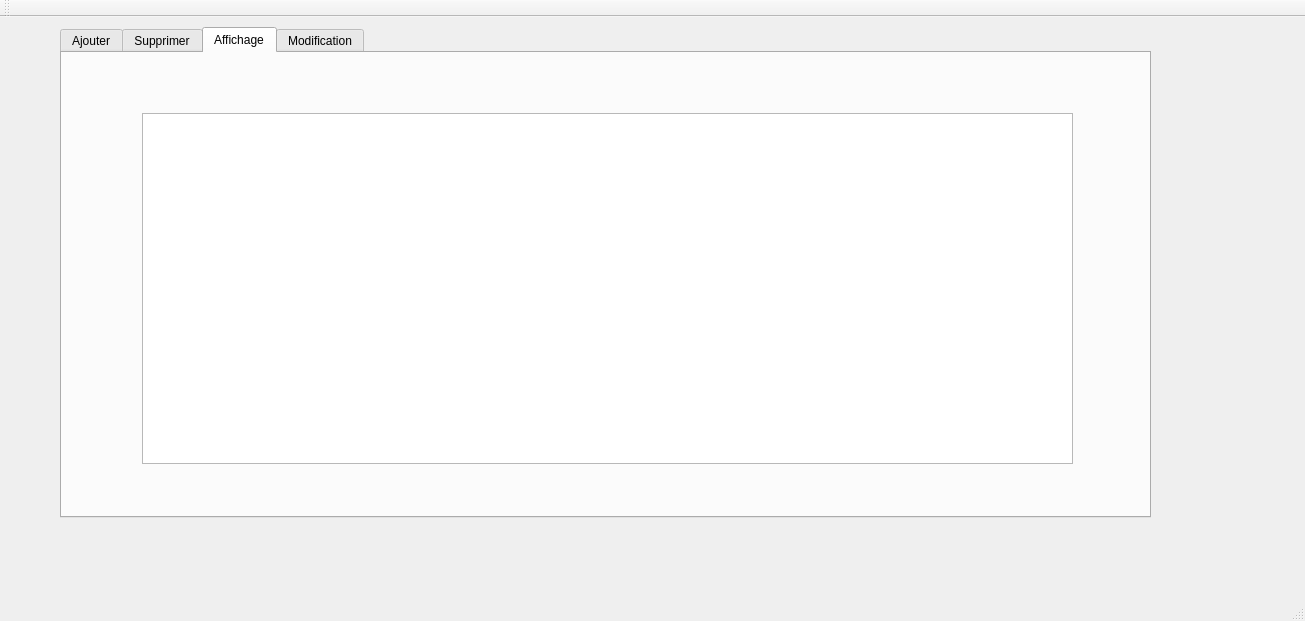
Old version of the form mainwindow.ui in the repository ProjetCPlusPlus2A41/projetcpp2a41-classroom-2a41-innostay.
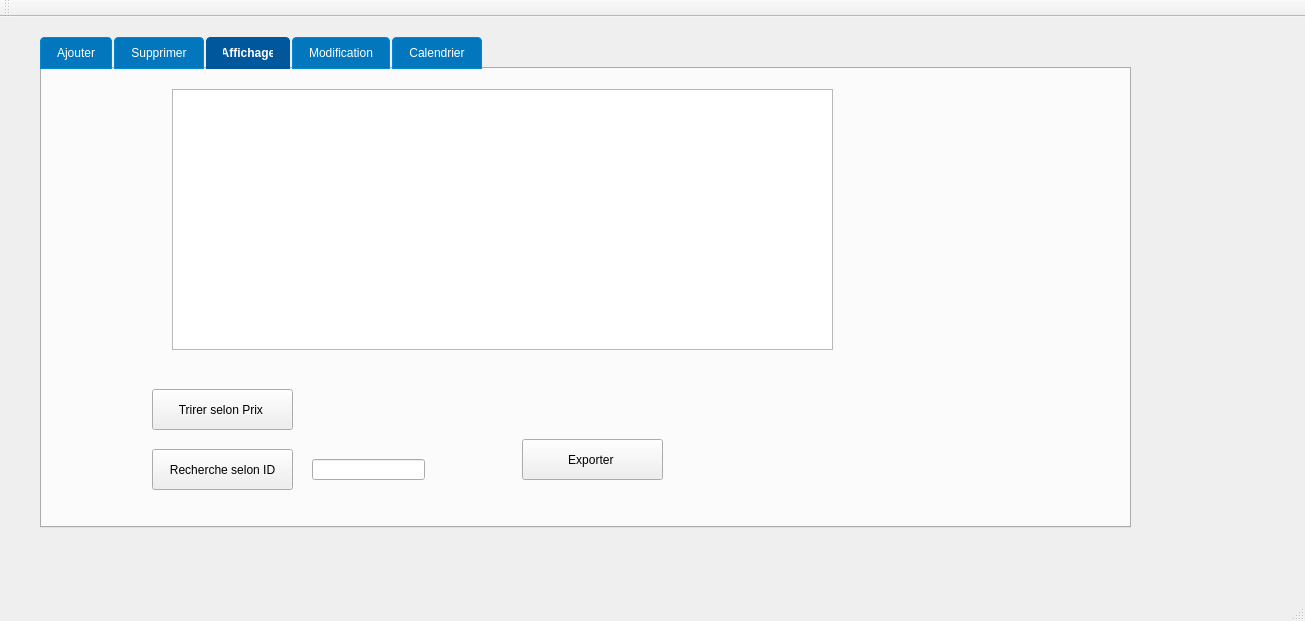
New version of the form. The open tabs and pages were chosen to show the change.

```diff
--- a/mainwindow.ui
+++ b/mainwindow.ui
@@ -20,14 +20,72 @@
    <widget class="QTabWidget" name="tabWidget">
     <property name="geometry">
      <rect>
-      <x>60</x>
-      <y>10</y>
+      <x>40</x>
+      <y>20</y>
       <width>1091</width>
       <height>491</height>
      </rect>
     </property>
     <property name="styleSheet">
-     <string notr="true"/>
+     <string notr="true">
+QTableWidget {
+    background-color: #e0f2ff;  /* Couleur de fond bleu clair */
+    alternate-background-color: #b3e5fc;  /* Couleur d'arrière-plan pour lignes alternées */
+    gridline-color: #81d4fa;  /* Couleur des lignes de grille */
+    border: 1px solid #0288d1;  /* Bordure de la table */
+    font-size: 14px;
+    color: #01579b;  /* Couleur du texte */
+}
+/* Style des onglets */
+QTabBar::tab {
+    background: #0277bd;  /* Couleur de fond pour les onglets non sélectionnés */
+    color: white;
+    padding: 8px 16px;
+    margin-right: 2px;  /* Espacement entre les onglets */
+    border-top-left-radius: 4px;
+    border-top-right-radius: 4px;
+    border: 1px solid #0288d1;  /* Bordure pour les onglets non sélectionnés */
+}
+
+QTabBar::tab:hover {
+    background: #0288d1;  /* Couleur de fond pour les onglets au survol */
+}
+
+QTabBar::tab:selected {
+    background: #01579b;  /* Couleur de fond pour l'onglet sélectionné */
+    font-weight: bold;
+    color: #ffffff;
+    border: 1px solid #01579b;
+}
+
+QTabBar::tab:!selected {
+    background: #0277bd;  /* Fond pour les onglets non sélectionnés */
+    color: #ffffff;
+}
+
+/* Style de l'onglet lorsqu'il est dans un état désactivé */
+QTabBar::tab:disabled {
+    color: #b0bec5;  /* Couleur gris clair pour les onglets désactivés */
+}
+
+/* Ajustement des boutons de défilement pour les onglets trop nombreux */
+QTabBar::scroller {
+    background-color: #0277bd;
+}
+
+QTabBar QToolButton {
+    background-color: #0277bd;  /* Boutons de défilement dans la barre d'onglets */
+    border: none;
+    color: white;
+}
+
+QTabBar QToolButton:hover {
+    background-color: #0288d1;
+}
+
+QTabBar QToolButton:pressed {
+    background-color: #01579b;
+}</string>
     </property>
     <property name="currentIndex">
      <number>1</number>
@@ -284,13 +342,67 @@
      <widget class="QTableView" name="tableView">
       <property name="geometry">
        <rect>
-        <x>80</x>
-        <y>60</y>
-        <width>931</width>
-        <height>351</height>
+        <x>130</x>
+        <y>20</y>
+        <width>661</width>
+        <height>261</height>
        </rect>
       </property>
      </widget>
+     <widget class="QPushButton" name="pushButton_triPrix">
+      <property name="geometry">
+       <rect>
+        <x>110</x>
+        <y>320</y>
+        <width>141</width>
+        <height>41</height>
+       </rect>
+      </property>
+      <property name="text">
+       <string>Trirer selon Prix </string>
+      </property>
+     </widget>
+     <widget class="QPushButton" name="pushButton_recherche">
+      <property name="geometry">
+       <rect>
+        <x>110</x>
+        <y>380</y>
+        <width>141</width>
+        <height>41</height>
+       </rect>
+      </property>
+      <property name="text">
+       <string>Recherche selon ID</string>
+      </property>
+     </widget>
+     <widget class="QLineEdit" name="L1">
+      <property name="geometry">
+       <rect>
+        <x>270</x>
+        <y>390</y>
+        <width>113</width>
+        <height>21</height>
+       </rect>
+      </property>
+      <property name="styleSheet">
+       <string notr="true">color: rgb(255, 255, 255);
+color: rgb(0, 0, 0);
+border-color: rgb(0, 0, 0);</string>
+      </property>
+     </widget>
+     <widget class="QPushButton" name="pushButton_exportPDF">
+      <property name="geometry">
+       <rect>
+        <x>480</x>
+        <y>370</y>
+        <width>141</width>
+        <height>41</height>
+       </rect>
+      </property>
+      <property name="text">
+       <string>Exporter </string>
+      </property>
+     </widget>
     </widget>
     <widget class="QWidget" name="tab_4">
      <attribute name="title">
@@ -480,6 +592,70 @@
       </property>
      </widget>
     </widget>
+    <widget class="QWidget" name="tab_5">
+     <attribute name="title">
+      <string>Calendrier</string>
+     </attribute>
+     <widget class="QCalendarWidget" name="calendarWidget">
+      <property name="geometry">
+       <rect>
+        <x>310</x>
+        <y>30</y>
+        <width>344</width>
+        <height>195</height>
+       </rect>
+      </property>
+     </widget>
+     <widget class="QListWidget" name="listWidget">
+      <property name="geometry">
+       <rect>
+        <x>30</x>
+        <y>230</y>
+        <width>721</width>
+        <height>81</height>
+       </rect>
+      </property>
+     </widget>
+     <widget class="QLabel" name="qrCodeLabel">
+      <property name="geometry">
+       <rect>
+        <x>770</x>
+        <y>50</y>
+        <width>181</width>
+        <height>131</height>
+       </rect>
+      </property>
+      <property name="text">
+       <string/>
+      </property>
+     </widget>
+     <widget class="QPushButton" name="pushButton_Scaner">
+      <property name="geometry">
+       <rect>
+        <x>870</x>
+        <y>40</y>
+        <width>141</width>
+        <height>41</height>
+       </rect>
+      </property>
+      <property name="text">
+       <string>Scaner</string>
+      </property>
+     </widget>
+     <widget class="QLabel" name="label_2">
+      <property name="geometry">
+       <rect>
+        <x>810</x>
+        <y>190</y>
+        <width>221</width>
+        <height>171</height>
+       </rect>
+      </property>
+      <property name="text">
+       <string/>
+      </property>
+     </widget>
+    </widget>
    </widget>
   </widget>
   <widget class="QMenuBar" name="menuBar">
```
Left out of the diff: 19 changed lines with no effect on the pictures.
